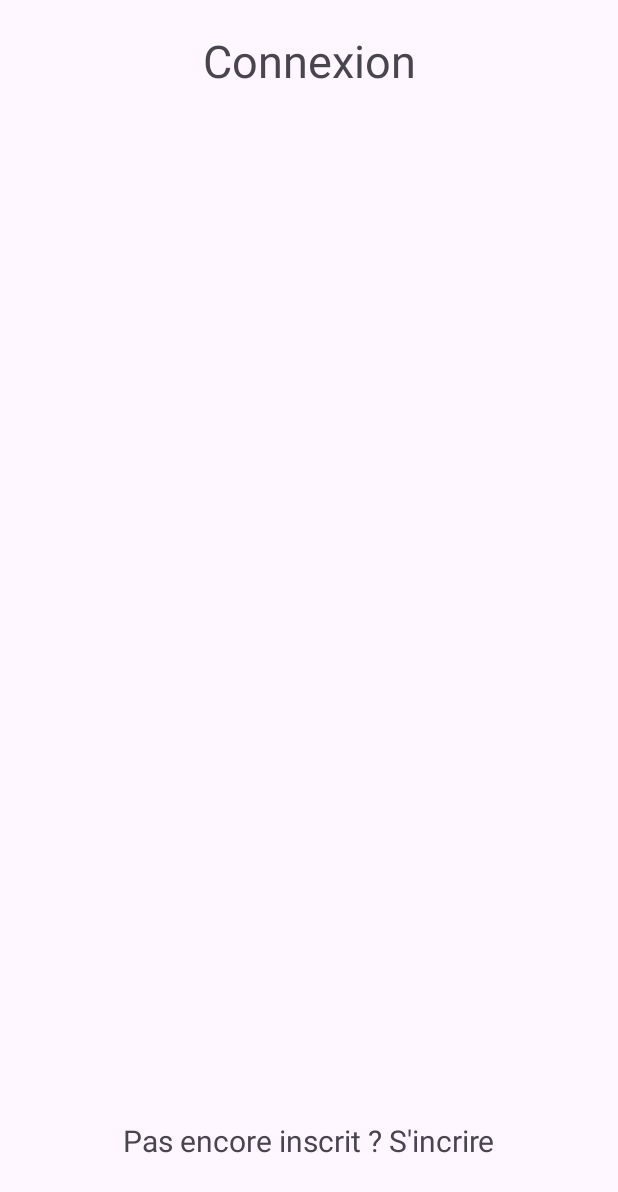
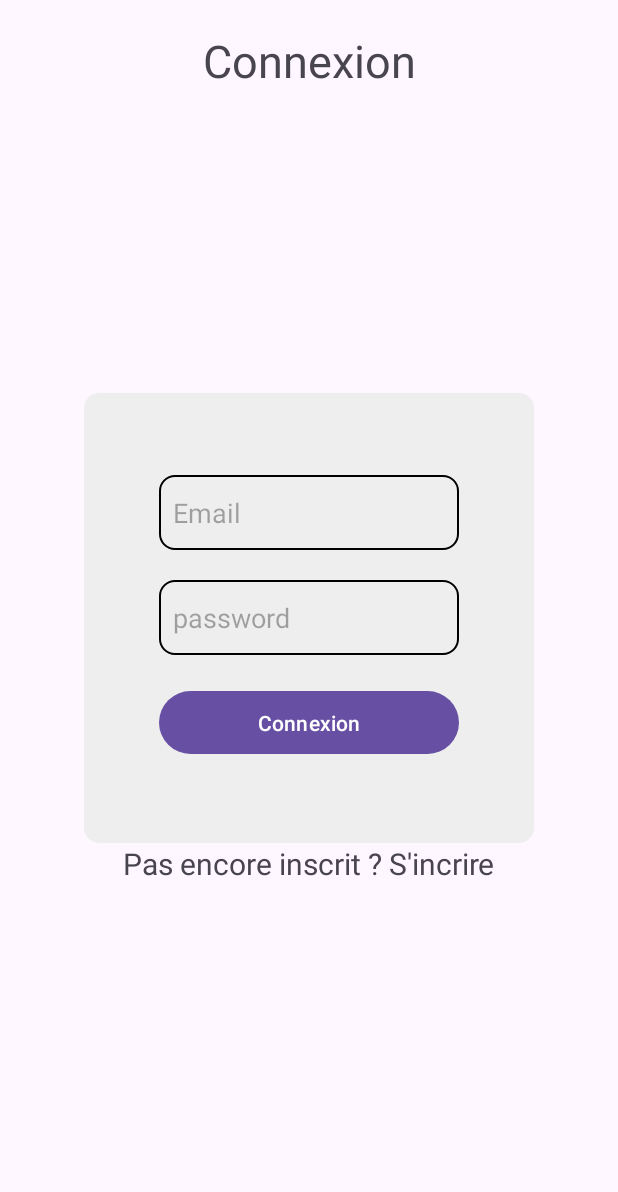
Before and after one commit to sabraess/FilRougeApp_R411, an Android app: the ConnectionActivity screen opened directly, with no data from a screen before it, on a phone screen of 412 x 824 dp. Shown: the top 1192 px of the screen. Run offline under Robolectric (Android 15) with nearby library versions, the light colour scheme and no system bars.

Commit message:
début vue connexion

```diff
--- /dev/null
+++ b/FilRouge/app/src/main/res/drawable/fond_edittext.xml
@@ -0,0 +1,9 @@
+<?xml version="1.0" encoding="utf-8"?>
+<shape xmlns:android="http://schemas.android.com/apk/res/android"
+    android:shape="rectangle">
+    <corners android:radius="10dp" />
+    <solid android:color="#EEEEEE" />
+    <stroke
+        android:width="1dp"
+        android:color="#000000" />
+</shape>
--- /dev/null
+++ b/FilRouge/app/src/main/res/drawable/fond_linearlayout.xml
@@ -0,0 +1,6 @@
+<?xml version="1.0" encoding="utf-8"?>
+<shape xmlns:android="http://schemas.android.com/apk/res/android"
+    android:shape="rectangle">
+    <corners android:radius="10dp" />
+    <solid android:color="#EEEEEE" />
+</shape>
--- a/FilRouge/app/src/main/res/layout/activity_connection.xml
+++ b/FilRouge/app/src/main/res/layout/activity_connection.xml
@@ -18,7 +18,54 @@
         app:layout_constraintStart_toStartOf="parent"
         app:layout_constraintTop_toTopOf="parent" />
 
-    <TextView
+    <LinearLayout
+        android:id="@+id/linearLayout"
+        android:layout_width="300dp"
+        android:layout_height="300dp"
+        android:orientation="vertical"
+        android:gravity="center_vertical"
+        android:background="@drawable/fond_linearlayout"
+        app:layout_constraintTop_toTopOf="parent"
+        app:layout_constraintBottom_toBottomOf="parent"
+        app:layout_constraintRight_toRightOf="parent"
+        app:layout_constraintLeft_toLeftOf="parent">
+
+
+    <EditText
+        android:id="@+id/email2"
+        android:layout_width="200dp"
+        android:layout_height="50dp"
+        android:hint="  Email"
+        android:inputType="textEmailAddress"
+        android:background="@drawable/fond_edittext"
+        android:layout_gravity="center_horizontal"
+        android:gravity="center_vertical"
+    />
+
+    <EditText
+        android:layout_width="200dp"
+        android:layout_height="50dp"
+        android:id="@+id/password"
+        android:hint="  password"
+        android:inputType="textEmailAddress"
+        android:background="@drawable/fond_edittext"
+        android:layout_marginTop="20dp"
+        android:layout_gravity="center_horizontal"
+    android:gravity="center_vertical"
+    />
+
+    <Button
+        android:layout_width="200dp"
+        android:layout_height="50dp"
+        android:id="@+id/connection"
+        android:text="Connexion"
+        android:layout_marginTop="20dp"
+        android:layout_gravity="center_horizontal"
+    />
+
+</LinearLayout>
+
+<TextView
         android:layout_width="wrap_content"
         android:layout_height="wrap_content"
         android:id="@+id/signUp"
@@ -26,7 +73,7 @@
         android:textSize="20dp"
         android:layout_marginBottom="50dp"
         app:layout_constraintRight_toRightOf="parent"
-        app:layout_constraintBottom_toBottomOf="parent"
+        app:layout_constraintTop_toBottomOf="@+id/linearLayout"
         app:layout_constraintLeft_toLeftOf="parent"/>
 
 
```
